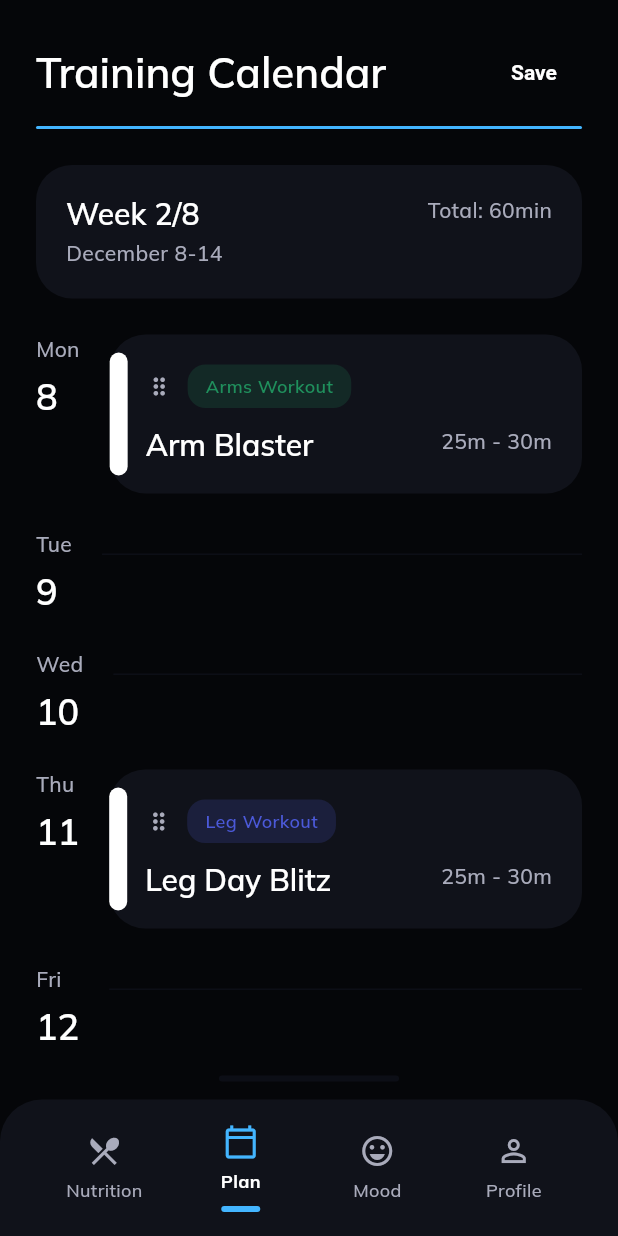
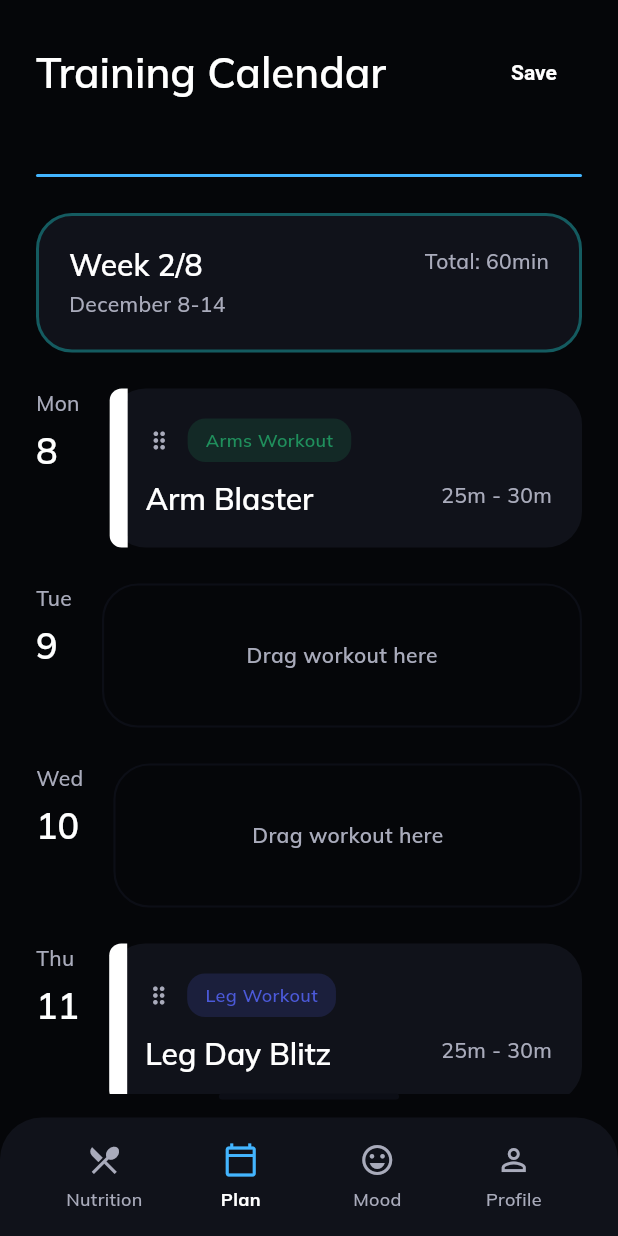
Before and after one commit to temoorx/test_project, a Flutter app: the screen it shows after launch, item 2 of the bottom bar chosen, on a phone screen of 412 x 824 dp. Run offline on Flutter 3.47's test engine with Material 3 defaults, Android fonts, the phone set to English and light mode, and no system bars; our stand-ins replace google_fonts.

Commit message:
Refactor hydration card layout and implement workout drag-and-drop functionality in plan screen

```diff
--- a/lib/presentation/home/home_screen.dart
+++ b/lib/presentation/home/home_screen.dart
@@ -374,7 +374,7 @@ class _InsightCard extends StatelessWidget {
   @override
   Widget build(BuildContext context) {
     return Container(
-      height: 200,
+      constraints: const BoxConstraints(minHeight: 200),
       decoration: BoxDecoration(
         color: AppColors.surface,
         borderRadius: BorderRadius.circular(8),
@@ -471,6 +471,7 @@ class _WeightCard extends StatelessWidget {
         borderRadius: BorderRadius.circular(8),
       ),
       padding: const EdgeInsets.all(22),
+      constraints: const BoxConstraints(minHeight: 200),
       child: Column(
         crossAxisAlignment: CrossAxisAlignment.start,
         mainAxisSize: MainAxisSize.min,
@@ -546,7 +547,10 @@ class _HydrationCard extends StatelessWidget {
 
   @override
   Widget build(BuildContext context) {
-    return Container(
+    return Stack(
+      children: [
+        // Main content
+        Container(
           decoration: BoxDecoration(
             color: AppColors.surface,
             borderRadius: BorderRadius.circular(8),
@@ -584,13 +588,23 @@ class _HydrationCard extends StatelessWidget {
               ),
               const SizedBox(height: 24),
               const _HydrationScale(),
-          const SizedBox(height: 24),
-          Container(
-            width: double.infinity,
+              const SizedBox(height: 40),
+            ],
+          ),
+        ),
+
+        Positioned(
+          left: 0,
+          right: 0,
+          bottom: 0,
+          child: Container(
             padding: const EdgeInsets.symmetric(vertical: 14),
             decoration: BoxDecoration(
-              color: AppColors.primary.withOpacity(0.16),
-              borderRadius: BorderRadius.circular(16),
+              color: AppColors.primary.withValues(alpha: .16),
+              borderRadius: const BorderRadius.only(
+                bottomLeft: Radius.circular(8),
+                bottomRight: Radius.circular(8),
+              ),
             ),
             child: const Text(
               '500 ml added to water log',
@@ -602,8 +616,8 @@ class _HydrationCard extends StatelessWidget {
               ),
             ),
           ),
+        ),
       ],
-      ),
     );
   }
 }
--- a/lib/presentation/plan/plan_screen.dart
+++ b/lib/presentation/plan/plan_screen.dart
@@ -1,36 +1,60 @@
 import 'package:flutter/material.dart';
 import 'package:test_project/theme/app_colors.dart';
 
-class PlanScreen extends StatelessWidget {
-  const PlanScreen({super.key});
-
-  static const _days = [
-    const DaySchedule(
+const List<DaySchedule> _initialDays = [
+  DaySchedule(
     dayLabel: 'Mon',
     dayNumber: '8',
-      workout: const WorkoutSchedule(
+    workout: WorkoutSchedule(
       title: 'Arm Blaster',
       tag: 'Arms Workout',
       tagColor: Color(0xFF1F8F5C),
       duration: '25m - 30m',
     ),
   ),
-    const DaySchedule(dayLabel: 'Tue', dayNumber: '9'),
-    const DaySchedule(dayLabel: 'Wed', dayNumber: '10'),
-    const DaySchedule(
+  DaySchedule(dayLabel: 'Tue', dayNumber: '9'),
+  DaySchedule(dayLabel: 'Wed', dayNumber: '10'),
+  DaySchedule(
     dayLabel: 'Thu',
     dayNumber: '11',
-      workout: const WorkoutSchedule(
+    workout: WorkoutSchedule(
       title: 'Leg Day Blitz',
       tag: 'Leg Workout',
       tagColor: Color(0xFF4B59D9),
       duration: '25m - 30m',
     ),
   ),
-    const DaySchedule(dayLabel: 'Fri', dayNumber: '12'),
-    const DaySchedule(dayLabel: 'Sat', dayNumber: '13'),
-    const DaySchedule(dayLabel: 'Sun', dayNumber: '14'),
+  DaySchedule(dayLabel: 'Fri', dayNumber: '12'),
+  DaySchedule(dayLabel: 'Sat', dayNumber: '13'),
+  DaySchedule(dayLabel: 'Sun', dayNumber: '14'),
 ];
+
+class PlanScreen extends StatefulWidget {
+  const PlanScreen({super.key});
+
+  @override
+  State<PlanScreen> createState() => _PlanScreenState();
+}
+
+class _PlanScreenState extends State<PlanScreen> {
+  late List<DaySchedule> _days = List<DaySchedule>.of(_initialDays);
+
+  void _handleMoveWorkout(int fromIndex, int toIndex) {
+    if (fromIndex == toIndex) {
+      return;
+    }
+    final WorkoutSchedule? fromWorkout = _days[fromIndex].workout;
+    if (fromWorkout == null) {
+      return;
+    }
+    setState(() {
+      final WorkoutSchedule? targetWorkout = _days[toIndex].workout;
+      final List<DaySchedule> updated = List<DaySchedule>.of(_days);
+      updated[fromIndex] = updated[fromIndex].copyWithWorkout(targetWorkout);
+      updated[toIndex] = updated[toIndex].copyWithWorkout(fromWorkout);
+      _days = updated;
+    });
+  }
 
   @override
   Widget build(BuildContext context) {
@@ -39,11 +63,12 @@ class PlanScreen extends StatelessWidget {
       backgroundColor: AppColors.background,
       body: SafeArea(
         child: SingleChildScrollView(
-          padding: const EdgeInsets.fromLTRB(24, 24, 24, 32),
           child: Column(
             crossAxisAlignment: CrossAxisAlignment.start,
             children: [
-              Row(
+              Padding(
+                padding: const EdgeInsets.fromLTRB(24, 24, 24, 32),
+                child: Row(
                   crossAxisAlignment: CrossAxisAlignment.center,
                   children: [
                     Text(
@@ -61,31 +86,49 @@ class PlanScreen extends StatelessWidget {
                     ),
                   ],
                 ),
+              ),
               const SizedBox(height: 12),
-              Container(
+              Padding(
+                padding: const EdgeInsets.symmetric(horizontal: 24),
+                child: Container(
                   height: 2,
                   decoration: BoxDecoration(
                     color: AppColors.accent,
                     borderRadius: BorderRadius.circular(2),
                   ),
                 ),
+              ),
               const SizedBox(height: 24),
-              const _WeekSummary(
+              const Padding(
+                padding: EdgeInsets.symmetric(horizontal: 24),
+                child: _WeekSummary(
                   title: 'Week 2/8',
                   subtitle: 'December 8-14',
                   total: 'Total: 60min',
                 ),
+              ),
               const SizedBox(height: 24),
-              for (final day in _days) ...[
-                _DayScheduleTile(day: day),
+              for (int index = 0; index < _days.length; index++) ...[
+                Padding(
+                  padding: const EdgeInsets.symmetric(horizontal: 24),
+                  child: _DayScheduleTile(
+                    day: _days[index],
+                    index: index,
+                    onMoveWorkout: _handleMoveWorkout,
+                  ),
+                ),
                 const SizedBox(height: 24),
               ],
               const SizedBox(height: 12),
-              const _NextWeekSummary(
+              const Padding(
+                padding: EdgeInsets.symmetric(horizontal: 24),
+                child: _NextWeekSummary(
                   title: 'Week 2',
                   subtitle: 'December 14-22',
                   total: 'Total: 60min',
                 ),
+              ),
+              const SizedBox(height: 32),
             ],
           ),
         ),
@@ -104,6 +147,14 @@ class DaySchedule {
   final String dayLabel;
   final String dayNumber;
   final WorkoutSchedule? workout;
+
+  DaySchedule copyWithWorkout(WorkoutSchedule? nextWorkout) {
+    return DaySchedule(
+      dayLabel: dayLabel,
+      dayNumber: dayNumber,
+      workout: nextWorkout,
+    );
+  }
 }
 
 class WorkoutSchedule {
@@ -137,6 +188,7 @@ class _WeekSummary extends StatelessWidget {
       decoration: BoxDecoration(
         color: AppColors.surface,
         borderRadius: BorderRadius.circular(24),
+        border: Border.all(color: AppColors.primary.withOpacity(0.4), width: 2),
       ),
       padding: const EdgeInsets.symmetric(horizontal: 20, vertical: 20),
       child: Row(
@@ -163,13 +215,27 @@ class _WeekSummary extends StatelessWidget {
   }
 }
 
+class _WorkoutDragData {
+  const _WorkoutDragData({required this.sourceIndex, required this.workout});
+
+  final int sourceIndex;
+  final WorkoutSchedule workout;
+}
+
 class _DayScheduleTile extends StatelessWidget {
-  const _DayScheduleTile({required this.day});
+  const _DayScheduleTile({
+    required this.day,
+    required this.index,
+    required this.onMoveWorkout,
+  });
 
   final DaySchedule day;
+  final int index;
+  final void Function(int fromIndex, int toIndex) onMoveWorkout;
 
   @override
   Widget build(BuildContext context) {
+    final hasWorkout = day.workout != null;
     return Row(
       crossAxisAlignment: CrossAxisAlignment.start,
       children: [
@@ -193,18 +259,110 @@ class _DayScheduleTile extends StatelessWidget {
         ),
         const SizedBox(width: 20),
         Expanded(
-          child: day.workout == null
-              ? Padding(
-                  padding: const EdgeInsets.only(top: 16),
-                  child: Container(
-                    height: 1,
-                    width: double.infinity,
-                    color: AppColors.surfaceVariant,
+          child: DragTarget<_WorkoutDragData>(
+            onWillAcceptWithDetails: (details) =>
+                details.data.sourceIndex != index,
+            onAcceptWithDetails: (details) =>
+                onMoveWorkout(details.data.sourceIndex, index),
+            builder: (context, candidateData, rejectedData) {
+              final bool isReceiving = candidateData.isNotEmpty;
+              final EdgeInsets padding = hasWorkout && isReceiving
+                  ? const EdgeInsets.all(4)
+                  : EdgeInsets.zero;
+              final BoxDecoration? decoration = hasWorkout && isReceiving
+                  ? BoxDecoration(
+                      borderRadius: BorderRadius.circular(28),
+                      border: Border.all(color: AppColors.accent, width: 1.5),
+                    )
+                  : null;
+
+              return AnimatedContainer(
+                duration: const Duration(milliseconds: 160),
+                curve: Curves.easeInOut,
+                padding: padding,
+                decoration: decoration,
+                child: hasWorkout
+                    ? _DraggableWorkoutCard(index: index, workout: day.workout!)
+                    : _EmptyWorkoutSlot(isHighlighted: isReceiving),
+              );
+            },
           ),
-                )
-              : _WorkoutCard(workout: day.workout!),
         ),
       ],
+    );
+  }
+}
+
+class _DraggableWorkoutCard extends StatelessWidget {
+  const _DraggableWorkoutCard({required this.workout, required this.index});
+
+  final WorkoutSchedule workout;
+  final int index;
+
+  @override
+  Widget build(BuildContext context) {
+    return LongPressDraggable<_WorkoutDragData>(
+      data: _WorkoutDragData(sourceIndex: index, workout: workout),
+      dragAnchorStrategy: childDragAnchorStrategy,
+      feedback: _WorkoutDragPreview(workout: workout),
+      childWhenDragging: Opacity(
+        opacity: 0.35,
+        child: _WorkoutCard(workout: workout),
+      ),
+      child: _WorkoutCard(workout: workout),
+    );
+  }
+}
+
+class _WorkoutDragPreview extends StatelessWidget {
+  const _WorkoutDragPreview({required this.workout});
+
+  final WorkoutSchedule workout;
+
+  @override
+  Widget build(BuildContext context) {
+    return Material(
+      color: Colors.transparent,
+      elevation: 8,
+      borderRadius: BorderRadius.circular(24),
+      child: IgnorePointer(
+        child: ConstrainedBox(
+          constraints: const BoxConstraints(minWidth: 220, maxWidth: 320),
+          child: SizedBox(width: 260, child: _WorkoutCard(workout: workout)),
+        ),
+      ),
+    );
+  }
+}
+
+class _EmptyWorkoutSlot extends StatelessWidget {
+  const _EmptyWorkoutSlot({required this.isHighlighted});
+
+  final bool isHighlighted;
+
+  @override
+  Widget build(BuildContext context) {
+    final Color borderColor = isHighlighted
+        ? AppColors.accent
+        : AppColors.surfaceVariant;
+    final Color backgroundColor = isHighlighted
+        ? AppColors.surface
+        : AppColors.background;
+    return Container(
+      height: 96,
+      decoration: BoxDecoration(
+        color: backgroundColor,
+        borderRadius: BorderRadius.circular(24),
+        border: Border.all(color: borderColor, width: 1.4),
+      ),
+      alignment: Alignment.center,
+      child: Text(
+        'Drag workout here',
+        style: Theme.of(context).textTheme.bodyMedium?.copyWith(
+          color: AppColors.textSecondary,
+          fontWeight: FontWeight.w600,
+        ),
+      ),
     );
   }
 }
@@ -277,13 +435,16 @@ class _WorkoutCard extends StatelessWidget {
         ),
         Positioned(
           left: 0,
-          top: 12,
-          bottom: 12,
+          top: 0,
+          bottom: 0,
           child: Container(
             width: 12,
             decoration: BoxDecoration(
               color: Colors.white,
-              borderRadius: BorderRadius.circular(12),
+              borderRadius: BorderRadius.only(
+                topLeft: Radius.circular(8),
+                bottomLeft: Radius.circular(8),
+              ),
             ),
           ),
         ),
@@ -309,7 +470,6 @@ class _NextWeekSummary extends StatelessWidget {
       decoration: BoxDecoration(
         color: AppColors.surface,
         borderRadius: BorderRadius.circular(24),
-        border: Border.all(color: AppColors.primary.withOpacity(0.4), width: 2),
       ),
       padding: const EdgeInsets.symmetric(horizontal: 20, vertical: 20),
       child: Row(
--- a/lib/presentation/widgets/app_bottom_nav.dart
+++ b/lib/presentation/widgets/app_bottom_nav.dart
@@ -102,16 +102,16 @@ class _BottomNavItem extends StatelessWidget {
               color: textColor,
             ),
           ),
-          if (isActive)
-            Container(
-              margin: const EdgeInsets.only(top: 8),
-              height: 4,
-              width: 26,
-              decoration: BoxDecoration(
-                color: AppColors.accent,
-                borderRadius: BorderRadius.circular(8),
-              ),
-            ),
+          // if (isActive)
+          //   Container(
+          //     margin: const EdgeInsets.only(top: 8),
+          //     height: 4,
+          //     width: 26,
+          //     decoration: BoxDecoration(
+          //       color: AppColors.accent,
+          //       borderRadius: BorderRadius.circular(8),
+          //     ),
+          //   ),
         ],
       ),
     );
```
Lines whose indentation alone changed are shown as unchanged.
